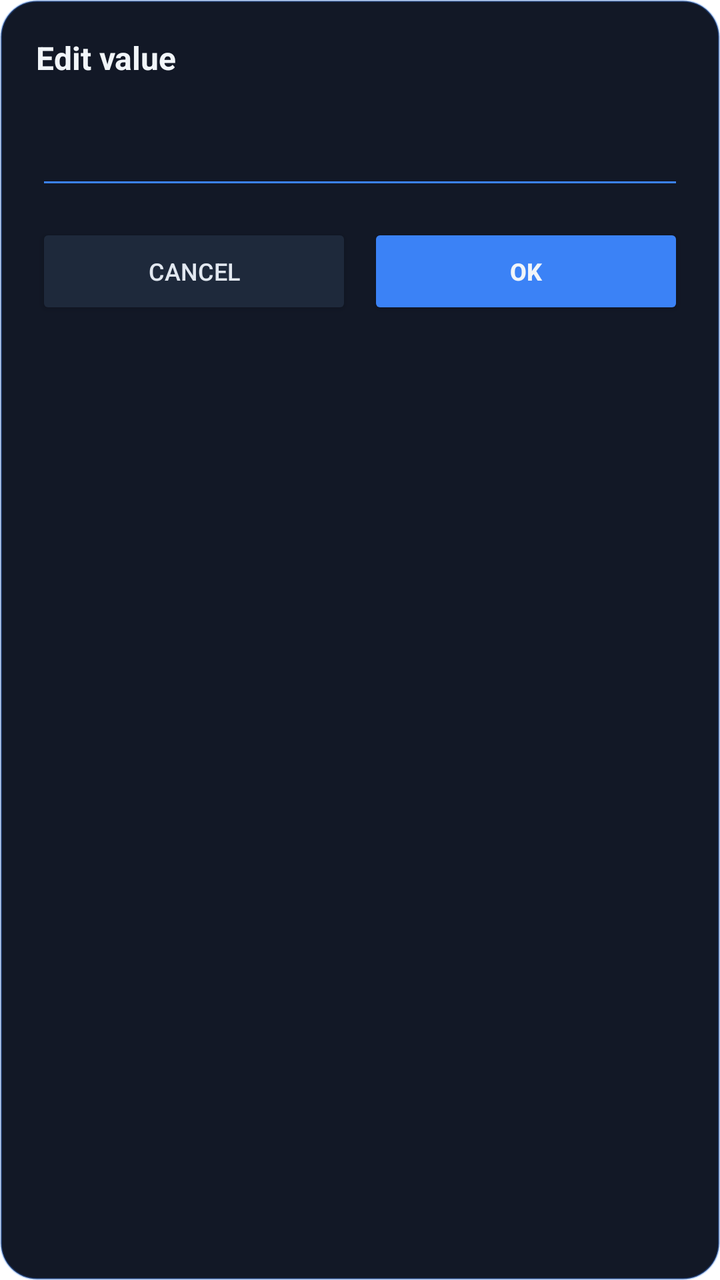
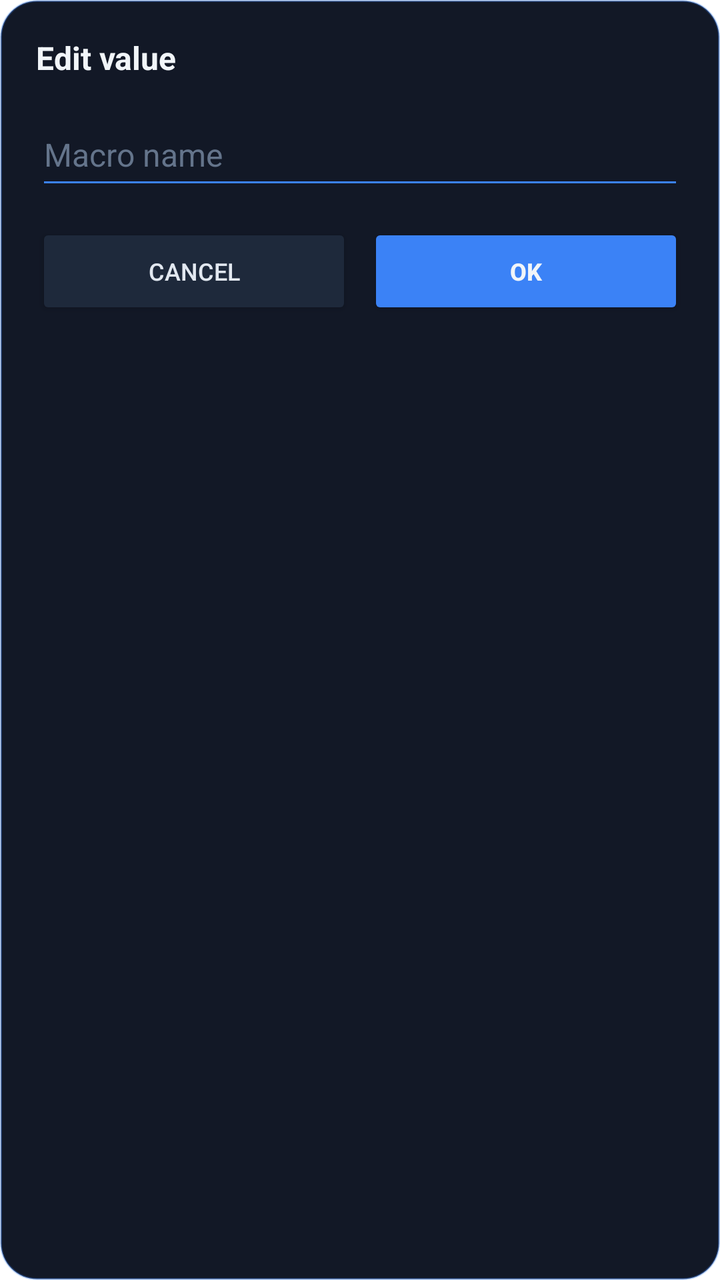

Screens rendered from an Android XML layout before and after an edit, with the pre-edit source and the edit as a unified diff.
<!-- AndroidManifest.xml: activity theme Theme.AutoClash.Input -->
<!-- res/layout/activity_macro_input.xml -->
<?xml version="1.0" encoding="utf-8"?>
<LinearLayout xmlns:android="http://schemas.android.com/apk/res/android"
    android:layout_width="match_parent"
    android:layout_height="wrap_content"
    android:layout_margin="20dp"
    android:background="@drawable/bg_dialog"
    android:orientation="vertical"
    android:padding="18dp">

    <TextView
        android:id="@+id/tvInputTitle"
        android:layout_width="match_parent"
        android:layout_height="wrap_content"
        android:text="Edit value"
        android:textColor="#F1F5F9"
        android:textSize="16sp"
        android:textStyle="bold" />

    <EditText
        android:id="@+id/etInput"
        android:layout_width="match_parent"
        android:layout_height="48dp"
        android:layout_marginTop="12dp"
        android:backgroundTint="#3B82F6"
        android:importantForAutofill="no"
        android:singleLine="true"
        android:textColor="#F1F5F9"
        android:textColorHint="#64748B"
        android:textSize="16sp" />

    <LinearLayout
        android:layout_width="match_parent"
        android:layout_height="48dp"
        android:layout_marginTop="12dp"
        android:orientation="horizontal">

        <Button
            android:id="@+id/btnInputCancel"
            android:layout_width="0dp"
            android:layout_height="48dp"
            android:layout_weight="1"
            android:backgroundTint="#1E293B"
            android:text="Cancel"
            android:textColor="#E2E8F0"
            android:textSize="12sp" />

        <Button
            android:id="@+id/btnInputSave"
            android:layout_width="0dp"
            android:layout_height="48dp"
            android:layout_marginStart="8dp"
            android:layout_weight="1"
            android:backgroundTint="#3B82F6"
            android:text="OK"
            android:textSize="12sp"
            android:textStyle="bold" />
    </LinearLayout>
</LinearLayout>
<!-- resources referenced by this layout -->
<resources>
  <!-- drawable bg_dialog (drawable) -->
  <shape xmlns:android="http://schemas.android.com/apk/res/android" android:shape="rectangle">
      <solid android:color="#FF121826" />
      <corners android:radius="18dp" />
      <stroke android:width="1dp" android:color="#553B82F6" />
  </shape>
  <style name="Theme.AutoClash.Input" parent="android:Theme.Material.Dialog.NoActionBar">
          <item name="android:windowBackground">@android:color/transparent</item>
          <item name="android:windowIsTranslucent">true</item>
          <item name="android:backgroundDimEnabled">true</item>
          <item name="android:windowNoTitle">true</item>
          <item name="android:windowSoftInputMode">stateVisible|adjustResize</item>
          <item name="android:colorAccent">#3B82F6</item>
          <item name="android:textColorPrimary">#F1F5F9</item>
          <item name="android:windowMinWidthMajor">85%</item>
          <item name="android:windowMinWidthMinor">92%</item>
      </style>
</resources>

<!-- the commit's change to res/layout/activity_macro_input.xml (unified diff, before → after) -->
@@ -1,5 +1,6 @@
 <?xml version="1.0" encoding="utf-8"?>
 <LinearLayout xmlns:android="http://schemas.android.com/apk/res/android"
+    xmlns:tools="http://schemas.android.com/tools"
     android:layout_width="match_parent"
     android:layout_height="wrap_content"
     android:layout_margin="20dp"
@@ -11,7 +12,7 @@
         android:id="@+id/tvInputTitle"
         android:layout_width="match_parent"
         android:layout_height="wrap_content"
-        android:text="Edit value"
+        android:text="@string/macro_input_title"
         android:textColor="#F1F5F9"
         android:textSize="16sp"
         android:textStyle="bold" />
@@ -22,7 +23,9 @@
         android:layout_height="48dp"
         android:layout_marginTop="12dp"
         android:backgroundTint="#3B82F6"
+        android:hint="@string/macro_input_hint"
         android:importantForAutofill="no"
+        android:inputType="text"
         android:singleLine="true"
         android:textColor="#F1F5F9"
         android:textColorHint="#64748B"
@@ -40,7 +43,8 @@
             android:layout_height="48dp"
             android:layout_weight="1"
             android:backgroundTint="#1E293B"
-            android:text="Cancel"
+            android:text="@string/action_cancel"
+            tools:ignore="ButtonStyle"
             android:textColor="#E2E8F0"
             android:textSize="12sp" />
 
@@ -51,7 +55,8 @@
             android:layout_marginStart="8dp"
             android:layout_weight="1"
             android:backgroundTint="#3B82F6"
-            android:text="OK"
+            android:text="@string/action_ok"
+            tools:ignore="ButtonStyle"
             android:textSize="12sp"
             android:textStyle="bold" />
     </LinearLayout>
<!-- resource entries referenced after the edit -->
@@ -6,6 +6,10 @@
       <corners android:radius="18dp" />
       <stroke android:width="1dp" android:color="#553B82F6" />
   </shape>
+  <string name="action_cancel">Cancel</string>
+  <string name="action_ok">OK</string>
+  <string name="macro_input_hint">Macro name</string>
+  <string name="macro_input_title">Edit value</string>
   <style name="Theme.AutoClash.Input" parent="android:Theme.Material.Dialog.NoActionBar">
           <item name="android:windowBackground">@android:color/transparent</item>
           <item name="android:windowIsTranslucent">true</item>
